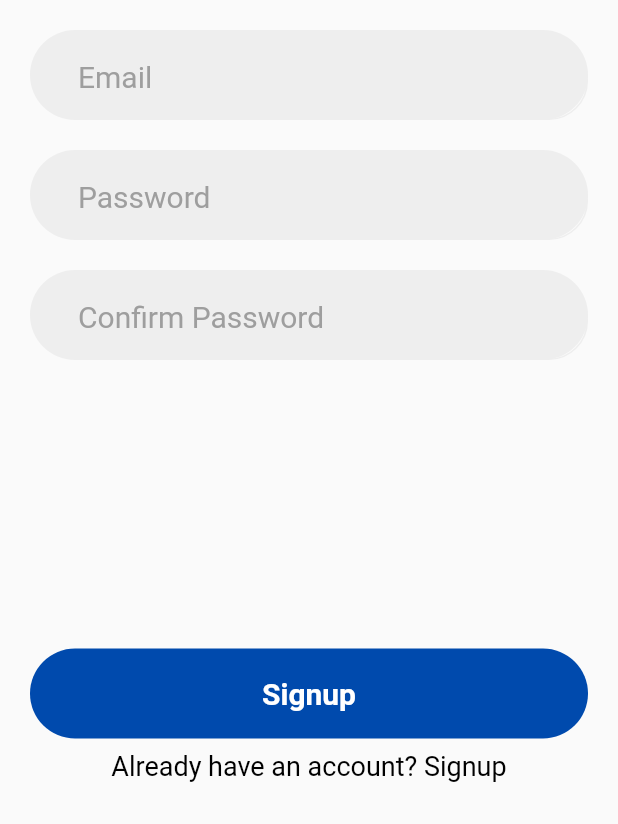
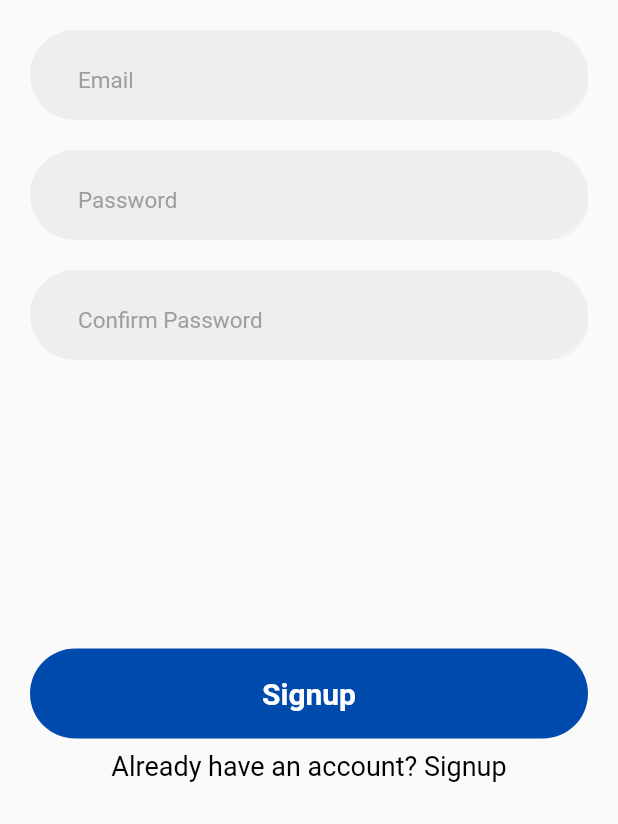
Before and after one commit to Dezenix/native-frontend-flutter, a Flutter app: the screen it shows after launch, after a tap on "Don't have an account? Signup", on a phone screen of 412 x 824 dp, the part 412-1236 px from its top. Run offline on Flutter 3.47's test engine with Material 2 defaults, Android fonts, the light colour scheme and no system bars; our stand-ins replace google_fonts; Roboto replaces fonts that are missing (Ubuntu).

Commit message:
feat/Authentication

```diff
--- a/university_helper/lib/Screens/Users/Authentication/Signin.dart
+++ b/university_helper/lib/Screens/Users/Authentication/Signin.dart
@@ -47,7 +47,7 @@ class _SigninState extends State<Signin> {
                           ),
                           hintText: "Email",
                           hintStyle: GoogleFonts.ubuntu(
-                            fontSize: 20,
+                            fontSize: 15,
                             color: Colors.grey,
                           ),
                         ),
@@ -76,7 +76,7 @@ class _SigninState extends State<Signin> {
                           ),
                           hintText: "Password",
                           hintStyle: GoogleFonts.ubuntu(
-                            fontSize: 20,
+                            fontSize: 15,
                             color: Colors.grey,
                           ),
                         ),
--- a/university_helper/lib/Screens/Users/Authentication/Signup.dart
+++ b/university_helper/lib/Screens/Users/Authentication/Signup.dart
@@ -48,7 +48,7 @@ class _SignupState extends State<Signup> {
                           ),
                           hintText: "Email",
                           hintStyle: GoogleFonts.ubuntu(
-                            fontSize: 20,
+                            fontSize: 15,
                             color: Colors.grey,
                           ),
                         ),
@@ -77,7 +77,7 @@ class _SignupState extends State<Signup> {
                           ),
                           hintText: "Password",
                           hintStyle: GoogleFonts.ubuntu(
-                            fontSize: 20,
+                            fontSize: 15,
                             color: Colors.grey,
                           ),
                         ),
@@ -107,7 +107,7 @@ class _SignupState extends State<Signup> {
                           ),
                           hintText: "Confirm Password",
                           hintStyle: GoogleFonts.ubuntu(
-                            fontSize: 20,
+                            fontSize: 15,
                             color: Colors.grey,
                           ),
                         ),
```
